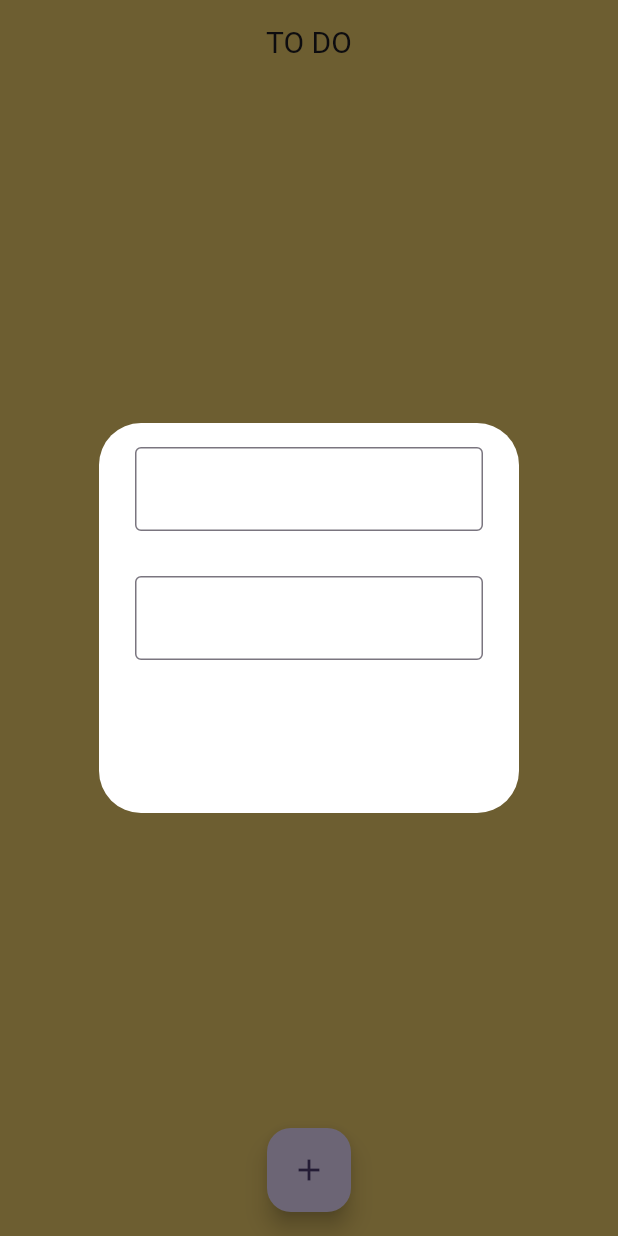
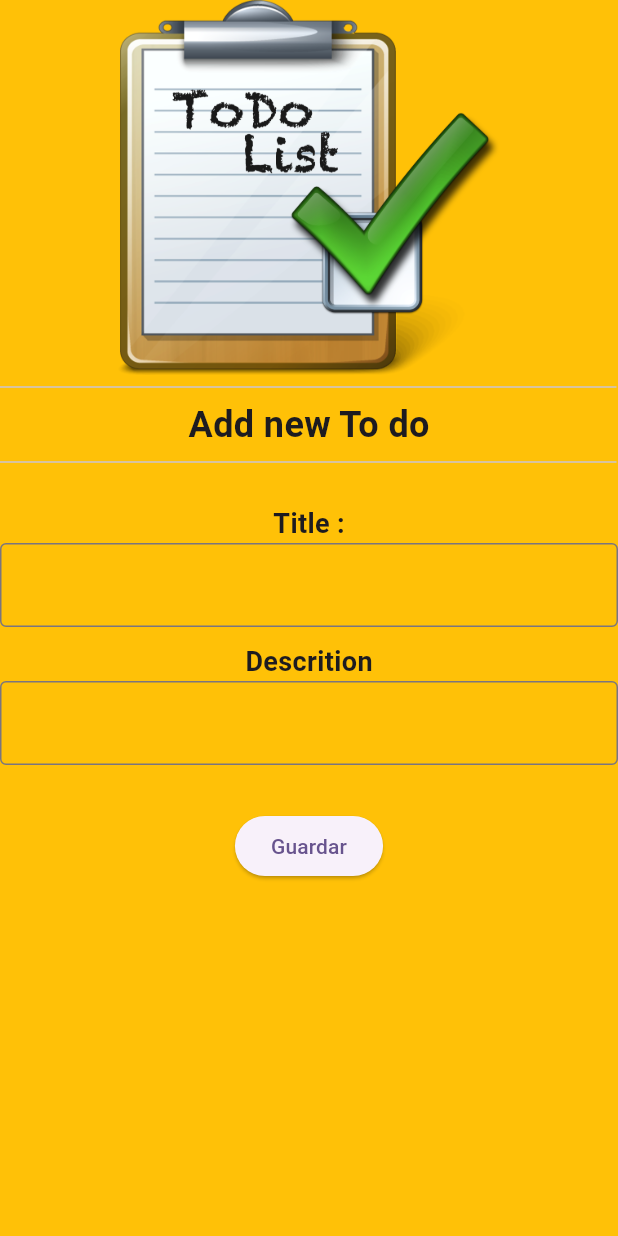
Before and after one commit to inaliugomes/Tarefa_Traker, a Flutter app: the screen it shows after launch, after a tap on the "add" icon, on a phone screen of 412 x 824 dp. Run offline on Flutter 3.47's test engine with Material 2 defaults, Android fonts, the phone set to English and light mode, and no system bars; our stand-ins replace fluttertoast.

Commit message:
Version with add button

```diff
--- a/lib/main.dart
+++ b/lib/main.dart
@@ -1,6 +1,7 @@
 import 'package:flutter/material.dart';
 import 'package:provider/provider.dart';
 import 'package:tarefa_traker/repository/Todo_List.dart';
+import 'package:tarefa_traker/ui/add.dart';
 import 'package:tarefa_traker/ui/homepage.dart';
 
 void main() {
@@ -18,11 +19,15 @@ class MyApp extends StatelessWidget {
   @override
   Widget build(BuildContext context) {
     return MaterialApp(
-        debugShowCheckedModeBanner: false,
-        theme: ThemeData(
-          colorScheme: ColorScheme.fromSeed(seedColor: Colors.deepPurple),
-          useMaterial3: true,
-        ),
-        home: HomePage());
+      debugShowCheckedModeBanner: false,
+      theme: ThemeData(
+        colorScheme: ColorScheme.fromSeed(seedColor: Colors.deepPurple),
+        useMaterial3: true,
+      ),
+      routes: {
+        '/': (context) => HomePage(),
+        '/addNewTodo': (context) => AddTodoList(),
+      },
+    );
   }
 }
--- a/lib/ui/add.dart
+++ b/lib/ui/add.dart
@@ -1,10 +1,95 @@
 import 'package:flutter/material.dart';
-import 'package:flutter/widgets.dart';
+import 'package:provider/provider.dart';
+import 'package:fluttertoast/fluttertoast.dart';
+import 'package:tarefa_traker/model/To_do.dart';
+import 'package:tarefa_traker/repository/Todo_List.dart';
 
-class Add extends StatelessWidget {
+class AddTodoList extends StatelessWidget {
+  //TextEditingController que notifica o valueNotifier
+  final titleController = TextEditingController();
+  final descritionController = TextEditingController();
+  late Todo todo;
+
   @override
   Widget build(BuildContext context) {
+    final todoprovider = Provider.of<TodoList>(context);
     // TODO: implement build
-    return Scaffold();
+    return Scaffold(
+        backgroundColor: Colors.amber,
+        body: SafeArea(
+            child: SingleChildScrollView(
+          child: Column(
+            children: [
+              Container(
+                width: double.infinity,
+                height: 250,
+                child: Image.asset("image/todo1.png"),
+              ),
+              Divider(
+                endIndent: 1,
+              ),
+              Container(
+                child: const Text(
+                  "Add new To do",
+                  style: TextStyle(fontSize: 24, fontWeight: FontWeight.bold),
+                ),
+              ),
+              Divider(
+                endIndent: 1,
+              ),
+              Container(
+                margin: EdgeInsets.only(top: 20),
+                child: Column(
+                  children: [
+                    const Text(
+                      "Title :",
+                      style:
+                          TextStyle(fontSize: 18, fontWeight: FontWeight.bold),
+                    ),
+                    TextField(
+                      decoration: InputDecoration(border: OutlineInputBorder()),
+                      controller: titleController,
+                    ),
+                    SizedBox(
+                      height: 10,
+                    ),
+                    const Text(
+                      "Descrition",
+                      style:
+                          TextStyle(fontSize: 18, fontWeight: FontWeight.bold),
+                    ),
+                    TextField(
+                      decoration: InputDecoration(border: OutlineInputBorder()),
+                      controller: descritionController,
+                    ),
+                    const SizedBox(
+                      height: 30,
+                    ),
+                    ElevatedButton(
+                        onPressed: () {
+                          if (titleController.text != "" &&
+                              descritionController.text != "") {
+                            todo = Todo(
+                                title: titleController.text,
+                                create: descritionController.text);
+
+                            todoprovider.addNewTodo(todo);
+
+                            titleController.text = "";
+                            descritionController.text = "";
+                          } else {
+                            Fluttertoast.showToast(
+                                msg: "Empaty value",
+                                toastLength: Toast.LENGTH_LONG,
+                                fontSize: 16);
+                          }
+                        },
+                        child: const Text("Guardar"))
+                  ],
+                ),
+              ),
+            ],
+          ),
+        )));
   }
 }
--- /dev/null
+++ b/lib/ui/detalhe.dart
@@ -0,0 +1,9 @@
+import 'package:flutter/material.dart';
+
+class Detalhe extends StatelessWidget {
+  @override
+  Widget build(BuildContext context) {
+    // TODO: implement build
+    throw UnimplementedError();
+  }
+}
--- a/lib/ui/homepage.dart
+++ b/lib/ui/homepage.dart
@@ -11,15 +11,6 @@ class HomePage extends StatefulWidget {
 
 class _HomePage extends State<HomePage> {
   //Criação de componente de widget a parte , que também pode ser utilizado no futuro
-  void createNewTask() {
-    showDialog(
-      context: context,
-      builder: (context) {
-        return DialogBox();
-      },
-    );
-    setState(() {});
-  }
 
   @override
   Widget build(BuildContext context) {
@@ -30,9 +21,9 @@ class _HomePage extends State<HomePage> {
       appBar: AppBar(
         backgroundColor: Color.fromARGB(255, 237, 204, 107),
         title: Center(
-          child: Text(
+          child: const Text(
             "TO DO",
-            style: TextStyle(fontSize: 20),
+            style: TextStyle(fontSize: 30, fontWeight: FontWeight.bold),
           ),
         ),
       ),
@@ -47,8 +38,8 @@ class _HomePage extends State<HomePage> {
                   },
                 ),
                 title: Text(todo.all_todo.elementAt(index).title.toString()),
-                trailing:
-                    Text(todo.all_todo.elementAt(index).create.toString()),
+                // trailing:
+                //Text(todo.all_todo.elementAt(index).create.toString()),
               );
             },
             separatorBuilder: (_, __) => Divider(),
@@ -56,7 +47,11 @@ class _HomePage extends State<HomePage> {
       ),
       floatingActionButtonLocation: FloatingActionButtonLocation.centerFloat,
       floatingActionButton: FloatingActionButton(
-          onPressed: createNewTask, child: Icon(Icons.add)),
+          onPressed: () {
+            //Navegação por routa parece mais interresante .
+            Navigator.pushNamed(context, '/addNewTodo');
+          },
+          child: Icon(Icons.add)),
     );
   }
 }
```
Also changed, not shown: pubspec.yaml (+4 -3 lines), image/todo1.png (added), image/todo2.png (added), pubspec.lock.
